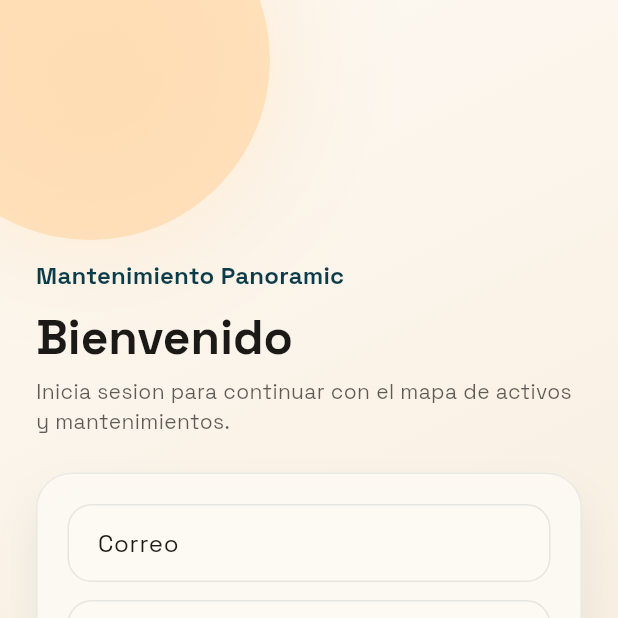
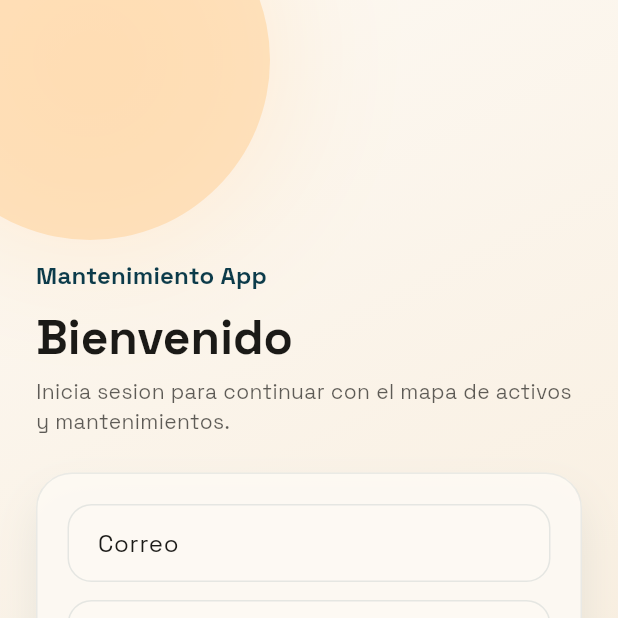
Before and after one commit to Humbolt555/mantenimiento_panoramic, a Flutter app: the screen it shows after launch, on a phone screen of 412 x 824 dp, the top half of it. Run offline on Flutter 3.47's test engine with Material 3 defaults, Android fonts, the phone set to English and light mode, and no system bars; our stand-ins replace cloud_firestore, equatable, firebase_auth, firebase_core, flutter_bloc, google_fonts; accounts and stored records are empty.

Commit message:
se cambia nombre de la app

```diff
--- a/lib/app/canvas_planner_app.dart
+++ b/lib/app/canvas_planner_app.dart
@@ -29,7 +29,7 @@ class CanvasPlannerApp extends StatelessWidget {
     return RepositoryProvider.value(
       value: repository,
       child: MaterialApp(
-        title: 'Mantenimiento Panoramic',
+        title: 'Mantenimiento App',
         debugShowCheckedModeBanner: false,
         theme: ThemeData(
           useMaterial3: true,
--- a/lib/ui/pages/auth/auth_shell.dart
+++ b/lib/ui/pages/auth/auth_shell.dart
@@ -63,7 +63,7 @@ class AuthShell extends StatelessWidget {
                     crossAxisAlignment: CrossAxisAlignment.start,
                     children: [
                       Text(
-                        'Mantenimiento Panoramic',
+                        'Mantenimiento App',
                         style: Theme.of(context).textTheme.titleMedium?.copyWith(
                               color: colorScheme.primary,
                               fontWeight: FontWeight.w700,
--- a/lib/ui/widgets/header_section.dart
+++ b/lib/ui/widgets/header_section.dart
@@ -31,7 +31,7 @@ class HeaderSection extends StatelessWidget {
             crossAxisAlignment: CrossAxisAlignment.start,
             children: [
               Text(
-                'Mantenimiento Panoramic',
+                'Mantenimiento App',
                 style: Theme.of(context).textTheme.headlineLarge?.copyWith(
                       fontWeight: FontWeight.w700,
                       color: colorScheme.primary,
```
Also changed, not shown: 2 other files.
